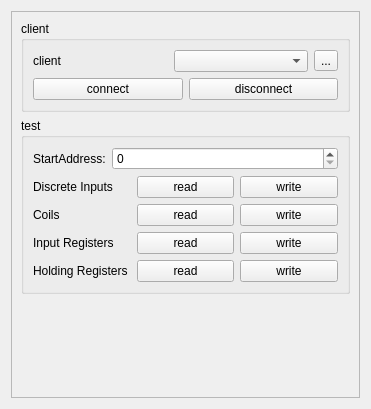
Old version of the form Qt/my_programm/MODBUS/lib/MODBUS_client/src/ui/modbus_client.ui in the repository RinatB2017/mega_GIT.
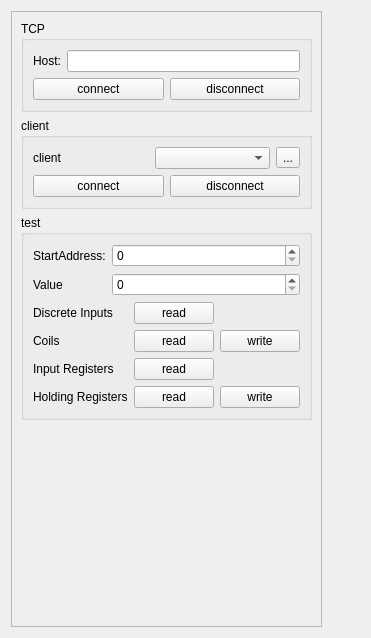
New version of the form. Custom widgets are drawn as their Qt base class.

```diff
--- a/Qt/my_programm/MODBUS/lib/MODBUS_client/src/ui/modbus_client.ui
+++ b/Qt/my_programm/MODBUS/lib/MODBUS_client/src/ui/modbus_client.ui
@@ -7,7 +7,7 @@
     <x>0</x>
     <y>0</y>
     <width>371</width>
-    <height>409</height>
+    <height>638</height>
    </rect>
   </property>
   <property name="windowTitle">
@@ -16,6 +16,12 @@
   <layout class="QVBoxLayout" name="verticalLayout_3">
    <item>
     <widget class="QFrame" name="frame">
+     <property name="sizePolicy">
+      <sizepolicy hsizetype="Fixed" vsizetype="Preferred">
+       <horstretch>0</horstretch>
+       <verstretch>0</verstretch>
+      </sizepolicy>
+     </property>
      <property name="frameShape">
       <enum>QFrame::StyledPanel</enum>
      </property>
@@ -23,6 +29,47 @@
       <enum>QFrame::Raised</enum>
      </property>
      <layout class="QVBoxLayout" name="verticalLayout_2">
+      <item>
+       <widget class="QGroupBox" name="groupBox_3">
+        <property name="title">
+         <string>TCP</string>
+        </property>
+        <layout class="QVBoxLayout" name="verticalLayout_5">
+         <item>
+          <layout class="QGridLayout" name="gridLayout_4">
+           <item row="0" column="1">
+            <widget class="QLineEdit" name="le_client_host"/>
+           </item>
+           <item row="0" column="0">
+            <widget class="QLabel" name="label_8">
+             <property name="text">
+              <string>Host:</string>
+             </property>
+            </widget>
+           </item>
+          </layout>
+         </item>
+         <item>
+          <layout class="QHBoxLayout" name="horizontalLayout_3">
+           <item>
+            <widget class="QPushButton" name="btn_tcp_client_connect">
+             <property name="text">
+              <string>connect</string>
+             </property>
+            </widget>
+           </item>
+           <item>
+            <widget class="QPushButton" name="btn_tcp_client_disconnect">
+             <property name="text">
+              <string>disconnect</string>
+             </property>
+            </widget>
+           </item>
+          </layout>
+         </item>
+        </layout>
+       </widget>
+      </item>
       <item>
        <widget class="QGroupBox" name="groupBox">
         <property name="title">
@@ -78,8 +125,8 @@
         </property>
         <layout class="QVBoxLayout" name="verticalLayout_4">
          <item>
-          <layout class="QHBoxLayout" name="horizontalLayout_2">
-           <item>
+          <layout class="QGridLayout" name="gridLayout_3">
+           <item row="0" column="0">
             <widget class="QLabel" name="label_6">
              <property name="sizePolicy">
               <sizepolicy hsizetype="Fixed" vsizetype="Preferred">
@@ -92,9 +139,19 @@
              </property>
             </widget>
            </item>
-           <item>
+           <item row="0" column="1">
             <widget class="QSpinBox" name="sb_start_address"/>
            </item>
+           <item row="1" column="0">
+            <widget class="QLabel" name="label_7">
+             <property name="text">
+              <string>Value</string>
+             </property>
+            </widget>
+           </item>
+           <item row="1" column="1">
+            <widget class="HexSpinBox" name="sb_write_value"/>
+           </item>
           </layout>
          </item>
          <item>
@@ -127,13 +184,6 @@
              </property>
             </widget>
            </item>
-           <item row="1" column="2">
-            <widget class="QPushButton" name="btn_test_write_discrete_inputs">
-             <property name="text">
-              <string>write</string>
-             </property>
-            </widget>
-           </item>
            <item row="4" column="1">
             <widget class="QPushButton" name="btn_test_read_holding_registers">
              <property name="text">
@@ -148,13 +198,6 @@
              </property>
             </widget>
            </item>
-           <item row="3" column="2">
-            <widget class="QPushButton" name="btn_test_write_input_registers">
-             <property name="text">
-              <string>write</string>
-             </property>
-            </widget>
-           </item>
            <item row="1" column="0">
             <widget class="QLabel" name="label_3">
              <property name="text">
@@ -206,6 +249,13 @@
    </item>
   </layout>
  </widget>
+ <customwidgets>
+  <customwidget>
+   <class>HexSpinBox</class>
+   <extends>QSpinBox</extends>
+   <header>hexspinbox.hpp</header>
+  </customwidget>
+ </customwidgets>
  <tabstops>
   <tabstop>cb_port</tabstop>
   <tabstop>btn_refresh</tabstop>
```
Left out of the diff: 9 changed lines with no effect on the pictures.
